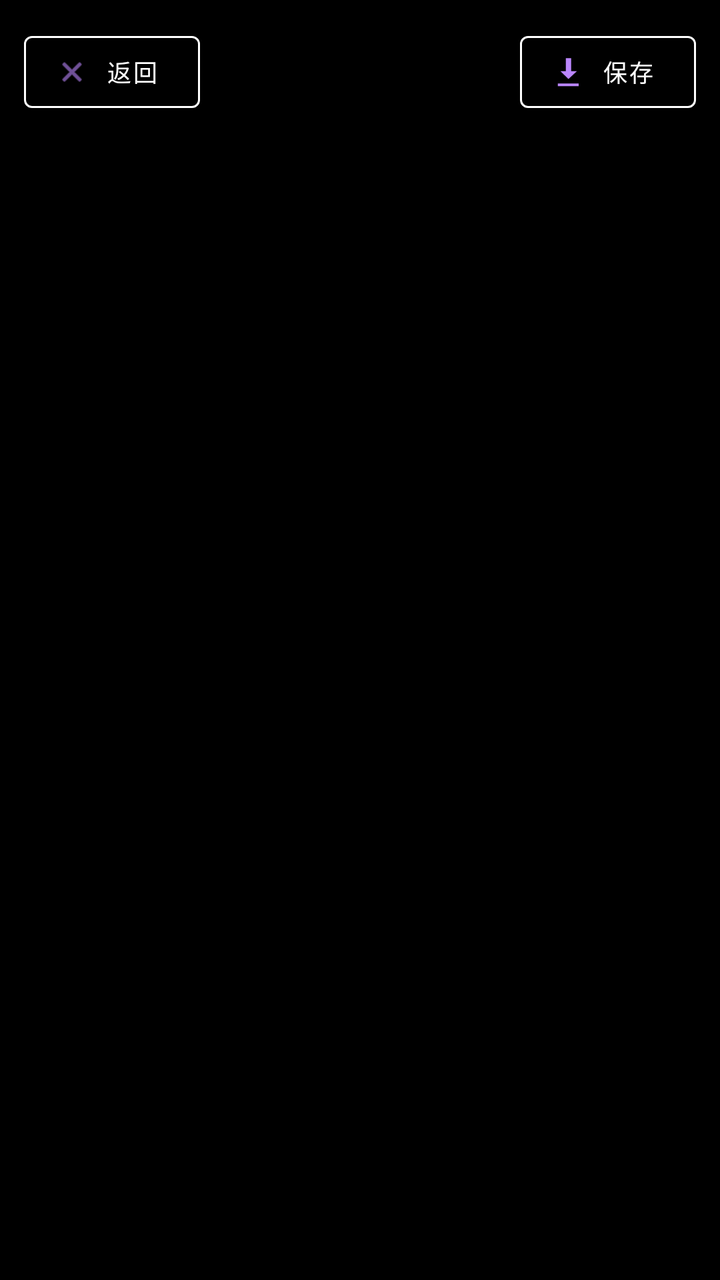
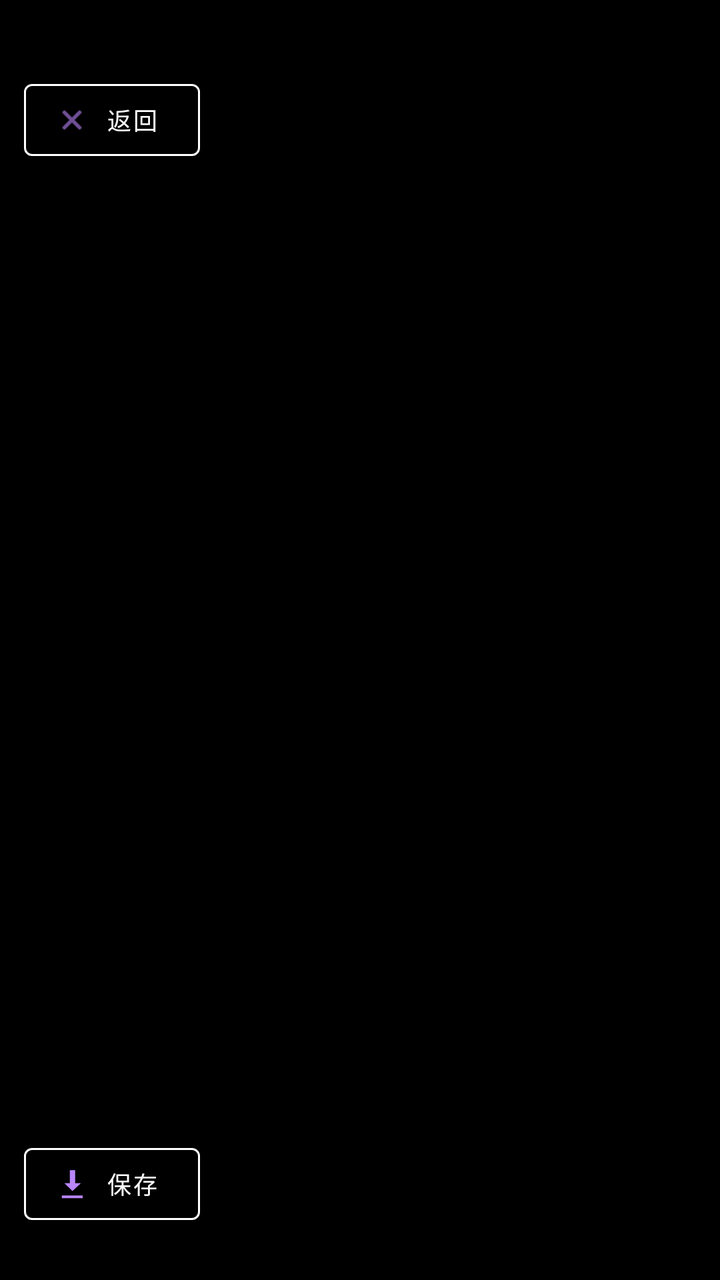

Screens rendered from an Android XML layout before and after an edit, with the pre-edit source and the edit as a unified diff.
<!-- AndroidManifest.xml: activity theme Theme.YinziCrawler.Fullscreen -->
<!-- res/layout/activity_preview.xml -->
<?xml version="1.0" encoding="utf-8"?>
<FrameLayout xmlns:android="http://schemas.android.com/apk/res/android"
    xmlns:app="http://schemas.android.com/apk/res-auto"
    android:layout_width="match_parent"
    android:layout_height="match_parent"
    android:background="@android:color/black">

    
    <ImageView
        android:id="@+id/ivPreview"
        android:layout_width="match_parent"
        android:layout_height="match_parent"
        android:scaleType="fitCenter"
        android:contentDescription="@null" />

    
    <VideoView
        android:id="@+id/vvPreview"
        android:layout_width="match_parent"
        android:layout_height="match_parent"
        android:visibility="gone" />

    
    <LinearLayout
        android:layout_width="match_parent"
        android:layout_height="wrap_content"
        android:layout_gravity="top"
        android:gravity="center_vertical"
        android:orientation="horizontal"
        android:padding="12dp"
        android:background="#80000000">

        <com.google.android.material.button.MaterialButton
            android:id="@+id/btnClose"
            style="@style/Widget.MaterialComponents.Button.OutlinedButton"
            android:layout_width="wrap_content"
            android:layout_height="wrap_content"
            android:text="返回"
            android:textSize="12sp"
            app:icon="@android:drawable/ic_menu_close_clear_cancel"
            app:iconSize="16dp"
            app:strokeColor="#FFFFFF"
            android:textColor="#FFFFFF" />

        <TextView
            android:id="@+id/tvTitle"
            android:layout_width="0dp"
            android:layout_height="wrap_content"
            android:layout_weight="1"
            android:layout_marginStart="12dp"
            android:textColor="#FFFFFF"
            android:textSize="14sp"
            android:maxLines="1"
            android:ellipsize="end" />

        <com.google.android.material.button.MaterialButton
            android:id="@+id/btnSave"
            style="@style/Widget.MaterialComponents.Button.OutlinedButton"
            android:layout_width="wrap_content"
            android:layout_height="wrap_content"
            android:text="保存"
            android:textSize="12sp"
            app:icon="@android:drawable/stat_sys_download"
            app:iconSize="16dp"
            app:strokeColor="#FFFFFF"
            android:textColor="#FFFFFF" />
    </LinearLayout>

    
    <LinearLayout
        android:layout_width="match_parent"
        android:layout_height="wrap_content"
        android:layout_gravity="bottom"
        android:orientation="vertical"
        android:padding="12dp"
        android:background="#80000000">

        <ProgressBar
            android:id="@+id/pbPreview"
            style="?android:attr/progressBarStyleHorizontal"
            android:layout_width="match_parent"
            android:layout_height="wrap_content"
            android:max="100"
            android:progress="0"
            android:progressTint="#4CAF50"
            android:visibility="gone" />

        <TextView
            android:id="@+id/tvStatus"
            android:layout_width="wrap_content"
            android:layout_height="wrap_content"
            android:layout_gravity="center_horizontal"
            android:layout_marginTop="4dp"
            android:textColor="#FFFFFF"
            android:textSize="12sp"
            android:visibility="gone" />
    </LinearLayout>
</FrameLayout>
<!-- resources referenced by this layout -->
<resources>
  <style name="Theme.YinziCrawler.Fullscreen" parent="Theme.MaterialComponents.NoActionBar">
          <item name="android:windowBackground">@android:color/black</item>
          <item name="android:statusBarColor" tools:targetApi="l">#80000000</item>
          <item name="android:windowTranslucentStatus" tools:targetApi="19">true</item>
      </style>
</resources>

<!-- the commit's change to res/layout/activity_preview.xml (unified diff, before → after) -->
@@ -27,7 +27,10 @@
         android:layout_gravity="top"
         android:gravity="center_vertical"
         android:orientation="horizontal"
-        android:padding="12dp"
+        android:fitsSystemWindows="true"
+        android:paddingTop="36dp"
+        android:paddingHorizontal="12dp"
+        android:paddingBottom="8dp"
         android:background="#80000000">
 
         <com.google.android.material.button.MaterialButton
@@ -52,18 +55,6 @@
             android:textSize="14sp"
             android:maxLines="1"
             android:ellipsize="end" />
-
-        <com.google.android.material.button.MaterialButton
-            android:id="@+id/btnSave"
-            style="@style/Widget.MaterialComponents.Button.OutlinedButton"
-            android:layout_width="wrap_content"
-            android:layout_height="wrap_content"
-            android:text="保存"
-            android:textSize="12sp"
-            app:icon="@android:drawable/stat_sys_download"
-            app:iconSize="16dp"
-            app:strokeColor="#FFFFFF"
-            android:textColor="#FFFFFF" />
     </LinearLayout>
 
     
@@ -72,7 +63,10 @@
         android:layout_height="wrap_content"
         android:layout_gravity="bottom"
         android:orientation="vertical"
-        android:padding="12dp"
+        android:fitsSystemWindows="true"
+        android:paddingHorizontal="12dp"
+        android:paddingTop="8dp"
+        android:paddingBottom="24dp"
         android:background="#80000000">
 
         <ProgressBar
@@ -85,14 +79,33 @@
             android:progressTint="#4CAF50"
             android:visibility="gone" />
 
-        <TextView
-            android:id="@+id/tvStatus"
-            android:layout_width="wrap_content"
+        <LinearLayout
+            android:layout_width="match_parent"
             android:layout_height="wrap_content"
-            android:layout_gravity="center_horizontal"
-            android:layout_marginTop="4dp"
-            android:textColor="#FFFFFF"
-            android:textSize="12sp"
-            android:visibility="gone" />
+            android:gravity="center_vertical"
+            android:orientation="horizontal"
+            android:layout_marginTop="4dp">
+
+            <TextView
+                android:id="@+id/tvStatus"
+                android:layout_width="0dp"
+                android:layout_height="wrap_content"
+                android:layout_weight="1"
+                android:textColor="#FFFFFF"
+                android:textSize="12sp"
+                android:visibility="gone" />
+
+            <com.google.android.material.button.MaterialButton
+                android:id="@+id/btnSave"
+                style="@style/Widget.MaterialComponents.Button.OutlinedButton"
+                android:layout_width="wrap_content"
+                android:layout_height="wrap_content"
+                android:text="保存"
+                android:textSize="12sp"
+                app:icon="@android:drawable/stat_sys_download"
+                app:iconSize="16dp"
+                app:strokeColor="#FFFFFF"
+                android:textColor="#FFFFFF" />
+        </LinearLayout>
     </LinearLayout>
 </FrameLayout>
